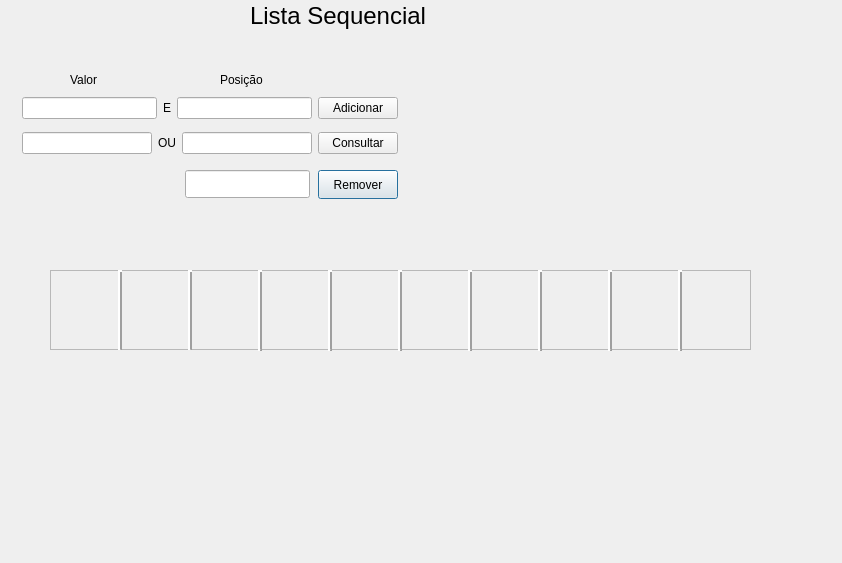
First picture: the form in ProjetoMaritan/listasequencial.ui, repository matheuusc/ProjetoMaritan, before the edit.
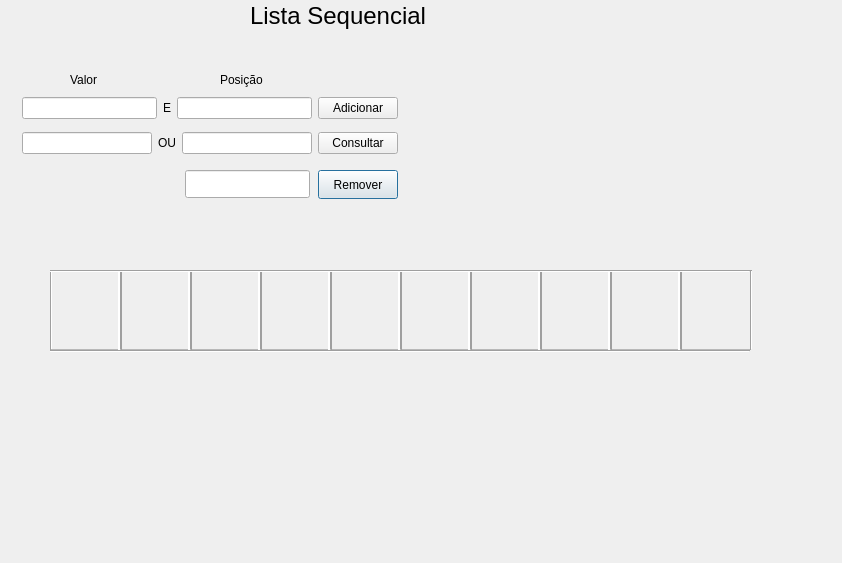
Second picture: the form after the edit.

What changed in the file:
```diff
--- a/ProjetoMaritan/listasequencial.ui
+++ b/ProjetoMaritan/listasequencial.ui
@@ -473,16 +473,73 @@
   <widget class="QLabel" name="label_7">
    <property name="geometry">
     <rect>
-     <x>409</x>
-     <y>136</y>
-     <width>251</width>
-     <height>20</height>
+     <x>420</x>
+     <y>110</y>
+     <width>400</width>
+     <height>80</height>
     </rect>
    </property>
+   <property name="font">
+    <font>
+     <pointsize>12</pointsize>
+    </font>
+   </property>
    <property name="text">
     <string/>
    </property>
   </widget>
+  <widget class="Line" name="line">
+   <property name="geometry">
+    <rect>
+     <x>50</x>
+     <y>270</y>
+     <width>3</width>
+     <height>80</height>
+    </rect>
+   </property>
+   <property name="orientation">
+    <enum>Qt::Vertical</enum>
+   </property>
+  </widget>
+  <widget class="Line" name="line_2">
+   <property name="geometry">
+    <rect>
+     <x>750</x>
+     <y>270</y>
+     <width>3</width>
+     <height>80</height>
+    </rect>
+   </property>
+   <property name="orientation">
+    <enum>Qt::Vertical</enum>
+   </property>
+  </widget>
+  <widget class="Line" name="line_6">
+   <property name="geometry">
+    <rect>
+     <x>50</x>
+     <y>350</y>
+     <width>700</width>
+     <height>3</height>
+    </rect>
+   </property>
+   <property name="orientation">
+    <enum>Qt::Horizontal</enum>
+   </property>
+  </widget>
+  <widget class="Line" name="line_8">
+   <property name="geometry">
+    <rect>
+     <x>50</x>
+     <y>270</y>
+     <width>700</width>
+     <height>3</height>
+    </rect>
+   </property>
+   <property name="orientation">
+    <enum>Qt::Horizontal</enum>
+   </property>
+  </widget>
  </widget>
  <resources/>
  <connections/>
```
Left out of the diff: 13 changed lines with no effect on the pictures.
